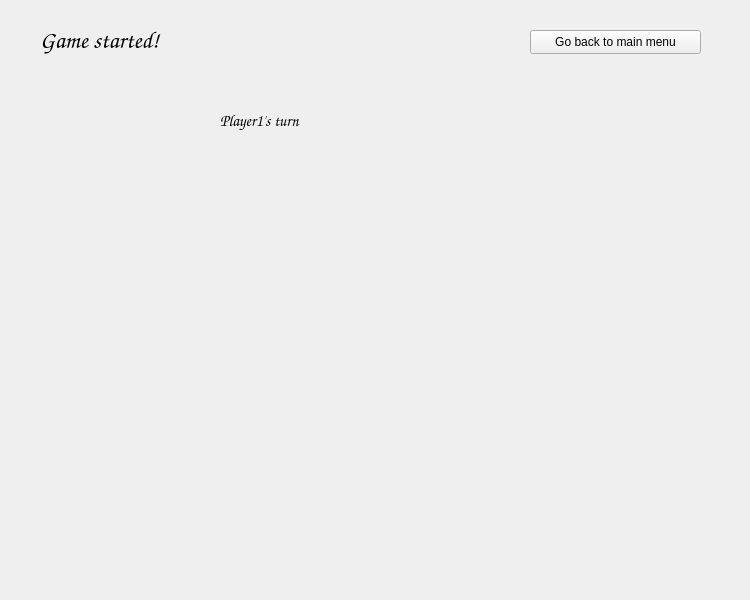
This is app/GameScreenWidget.ui in onisimm/Cookie-Byte-10LF323 as Qt 5 draws it before an edit. The edited form follows.
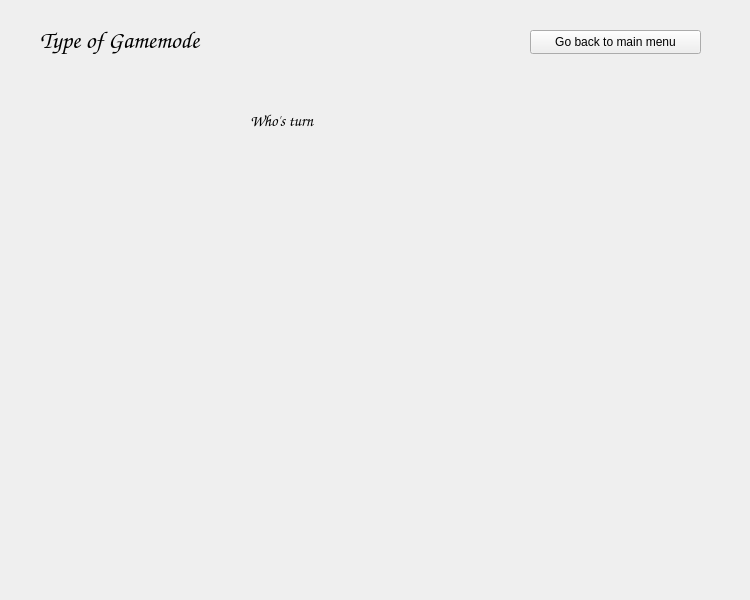
This is the edited form.

Commit message: Game optimizations

Patch:
```diff
--- a/app/GameScreenWidget.ui
+++ b/app/GameScreenWidget.ui
@@ -18,7 +18,7 @@
     <rect>
      <x>40</x>
      <y>0</y>
-     <width>231</width>
+     <width>251</width>
      <height>81</height>
     </rect>
    </property>
@@ -29,7 +29,7 @@
     </font>
    </property>
    <property name="text">
-    <string>Game started!</string>
+    <string>Type of Gamemode</string>
    </property>
   </widget>
   <widget class="QPushButton" name="backToMenuButton">
@@ -59,9 +59,9 @@
   <widget class="QLabel" name="playerTurnLabel">
    <property name="geometry">
     <rect>
-     <x>220</x>
+     <x>250</x>
      <y>80</y>
-     <width>231</width>
+     <width>421</width>
      <height>81</height>
     </rect>
    </property>
@@ -75,7 +75,7 @@
     <bool>false</bool>
    </property>
    <property name="text">
-    <string>Player1's turn</string>
+    <string>Who's turn</string>
    </property>
    <property name="scaledContents">
     <bool>false</bool>
```
The commit also changes 6 other files.
